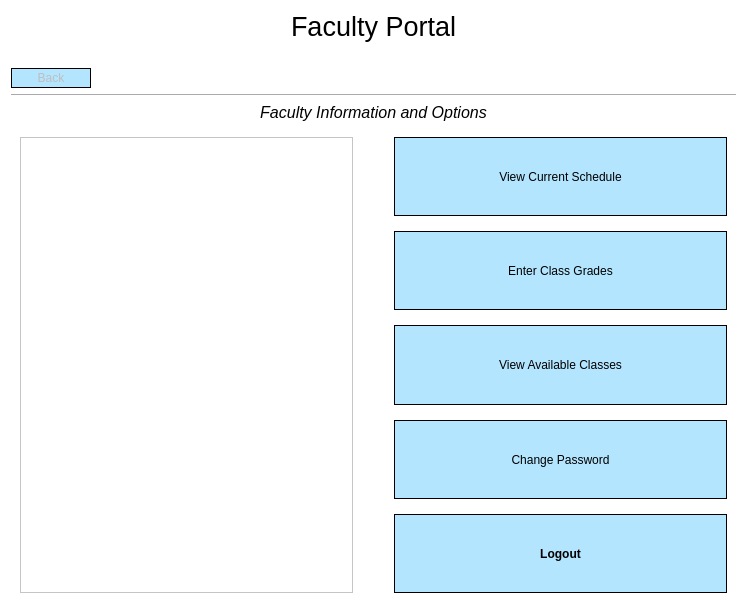
This is Form Files/facultyView.ui in alixabahena/SIMS as Qt 5 draws it before an edit. The edited form follows.
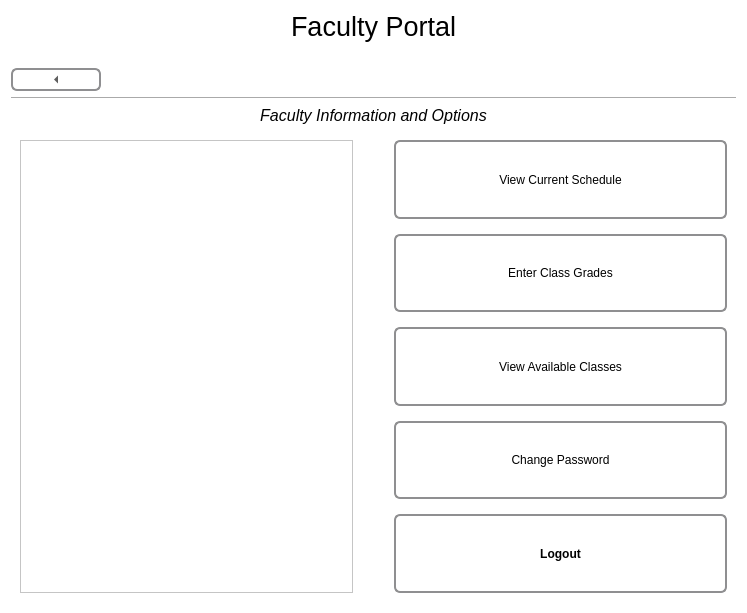
This is the edited form. Icons and pictures are not drawn.

Commit message: Changed the ui colors to grey.

```diff
--- a/Form Files/facultyView.ui
+++ b/Form Files/facultyView.ui
@@ -48,29 +48,53 @@
       </widget>
      </item>
      <item>
-      <widget class="QPushButton" name="backButton">
-       <property name="enabled">
-        <bool>false</bool>
-       </property>
-       <property name="sizePolicy">
-        <sizepolicy hsizetype="Fixed" vsizetype="Fixed">
-         <horstretch>0</horstretch>
-         <verstretch>0</verstretch>
-        </sizepolicy>
-       </property>
+      <widget class="QToolButton" name="backButton">
        <property name="minimumSize">
         <size>
-         <width>80</width>
-         <height>20</height>
+         <width>90</width>
+         <height>0</height>
         </size>
        </property>
        <property name="styleSheet">
-        <string notr="true">background-color: rgb(180, 229, 255);
-border: 1px solid black;</string>
+        <string notr="true">QToolButton { /* all types of tool button */
+    border: 2px solid #8f8f91;
+    border-radius: 6px;
+    background-color: qlineargradient(x1: 0, y1: 0, x2: 0, y2: 1,
+                                      stop: 0 #f6f7fa, stop: 1 #dadbde);
+}
+
+QToolButton[popupMode=&quot;1&quot;] { /* only for MenuButtonPopup */
+    padding-right: 20px; /* make way for the popup button */
+}
+
+QToolButton:pressed {
+    background-color: qlineargradient(x1: 0, y1: 0, x2: 0, y2: 1,
+                                      stop: 0 #dadbde, stop: 1 #f6f7fa);
+}
+
+/* the subcontrols below are used only in the MenuButtonPopup mode */
+QToolButton::menu-button {
+    border: 2px solid gray;
+    border-top-right-radius: 6px;
+    border-bottom-right-radius: 6px;
+    /* 16px width + 4px for border = 20px allocated above */
+    width: 16px;
+}
+
+QToolButton::menu-arrow {
+    image: url(downarrow.png);
+}
+
+QToolButton::menu-arrow:open {
+    top: 1px; left: 1px; /* shift it a bit */
+}</string>
        </property>
        <property name="text">
         <string>Back</string>
        </property>
+       <property name="arrowType">
+        <enum>Qt::LeftArrow</enum>
+       </property>
       </widget>
      </item>
      <item>
@@ -88,6 +112,9 @@
          <italic>true</italic>
         </font>
        </property>
+       <property name="styleSheet">
+        <string notr="true"/>
+       </property>
        <property name="text">
         <string>Faculty Information and Options</string>
        </property>
@@ -127,6 +154,9 @@
                <pointsize>12</pointsize>
               </font>
              </property>
+             <property name="styleSheet">
+              <string notr="true"/>
+             </property>
              <property name="frameShape">
               <enum>QFrame::StyledPanel</enum>
              </property>
@@ -160,7 +190,7 @@
               <number>15</number>
              </property>
              <item>
-              <widget class="QPushButton" name="viewScheduleButton">
+              <widget class="QToolButton" name="viewScheduleButton">
                <property name="sizePolicy">
                 <sizepolicy hsizetype="Expanding" vsizetype="Expanding">
                  <horstretch>0</horstretch>
@@ -168,8 +198,38 @@
                 </sizepolicy>
                </property>
                <property name="styleSheet">
-                <string notr="true">background-color: rgb(180, 229, 255);
-border: 1px solid black;</string>
+                <string notr="true">QToolButton { /* all types of tool button */
+    border: 2px solid #8f8f91;
+    border-radius: 6px;
+    background-color: qlineargradient(x1: 0, y1: 0, x2: 0, y2: 1,
+                                      stop: 0 #f6f7fa, stop: 1 #dadbde);
+}
+
+QToolButton[popupMode=&quot;1&quot;] { /* only for MenuButtonPopup */
+    padding-right: 20px; /* make way for the popup button */
+}
+
+QToolButton:pressed {
+    background-color: qlineargradient(x1: 0, y1: 0, x2: 0, y2: 1,
+                                      stop: 0 #dadbde, stop: 1 #f6f7fa);
+}
+
+/* the subcontrols below are used only in the MenuButtonPopup mode */
+QToolButton::menu-button {
+    border: 2px solid gray;
+    border-top-right-radius: 6px;
+    border-bottom-right-radius: 6px;
+    /* 16px width + 4px for border = 20px allocated above */
+    width: 16px;
+}
+
+QToolButton::menu-arrow {
+    image: url(downarrow.png);
+}
+
+QToolButton::menu-arrow:open {
+    top: 1px; left: 1px; /* shift it a bit */
+}</string>
                </property>
                <property name="text">
                 <string>View Current Schedule</string>
@@ -177,7 +237,7 @@
               </widget>
              </item>
              <item>
-              <widget class="QPushButton" name="manageScheduleButton">
+              <widget class="QToolButton" name="manageScheduleButton">
                <property name="sizePolicy">
                 <sizepolicy hsizetype="Expanding" vsizetype="Expanding">
                  <horstretch>0</horstretch>
@@ -185,8 +245,38 @@
                 </sizepolicy>
                </property>
                <property name="styleSheet">
-                <string notr="true">background-color: rgb(180, 229, 255);
-border: 1px solid black;</string>
+                <string notr="true">QToolButton { /* all types of tool button */
+    border: 2px solid #8f8f91;
+    border-radius: 6px;
+    background-color: qlineargradient(x1: 0, y1: 0, x2: 0, y2: 1,
+                                      stop: 0 #f6f7fa, stop: 1 #dadbde);
+}
+
+QToolButton[popupMode=&quot;1&quot;] { /* only for MenuButtonPopup */
+    padding-right: 20px; /* make way for the popup button */
+}
+
+QToolButton:pressed {
+    background-color: qlineargradient(x1: 0, y1: 0, x2: 0, y2: 1,
+                                      stop: 0 #dadbde, stop: 1 #f6f7fa);
+}
+
+/* the subcontrols below are used only in the MenuButtonPopup mode */
+QToolButton::menu-button {
+    border: 2px solid gray;
+    border-top-right-radius: 6px;
+    border-bottom-right-radius: 6px;
+    /* 16px width + 4px for border = 20px allocated above */
+    width: 16px;
+}
+
+QToolButton::menu-arrow {
+    image: url(downarrow.png);
+}
+
+QToolButton::menu-arrow:open {
+    top: 1px; left: 1px; /* shift it a bit */
+}</string>
                </property>
                <property name="text">
                 <string>Enter Class Grades</string>
@@ -194,7 +284,7 @@
               </widget>
              </item>
              <item>
-              <widget class="QPushButton" name="viewClassesButton">
+              <widget class="QToolButton" name="viewClassesButton">
                <property name="sizePolicy">
                 <sizepolicy hsizetype="Expanding" vsizetype="Expanding">
                  <horstretch>0</horstretch>
@@ -202,8 +292,38 @@
                 </sizepolicy>
                </property>
                <property name="styleSheet">
-                <string notr="true">background-color: rgb(180, 229, 255);
-border: 1px solid black;</string>
+                <string notr="true">QToolButton { /* all types of tool button */
+    border: 2px solid #8f8f91;
+    border-radius: 6px;
+    background-color: qlineargradient(x1: 0, y1: 0, x2: 0, y2: 1,
+                                      stop: 0 #f6f7fa, stop: 1 #dadbde);
+}
+
+QToolButton[popupMode=&quot;1&quot;] { /* only for MenuButtonPopup */
+    padding-right: 20px; /* make way for the popup button */
+}
+
+QToolButton:pressed {
+    background-color: qlineargradient(x1: 0, y1: 0, x2: 0, y2: 1,
+                                      stop: 0 #dadbde, stop: 1 #f6f7fa);
+}
+
+/* the subcontrols below are used only in the MenuButtonPopup mode */
+QToolButton::menu-button {
+    border: 2px solid gray;
+    border-top-right-radius: 6px;
+    border-bottom-right-radius: 6px;
+    /* 16px width + 4px for border = 20px allocated above */
+    width: 16px;
+}
+
+QToolButton::menu-arrow {
+    image: url(downarrow.png);
+}
+
+QToolButton::menu-arrow:open {
+    top: 1px; left: 1px; /* shift it a bit */
+}</string>
                </property>
                <property name="text">
                 <string>View Available Classes</string>
@@ -211,7 +331,7 @@
               </widget>
              </item>
              <item>
-              <widget class="QPushButton" name="changePasswordButton">
+              <widget class="QToolButton" name="changePasswordButton">
                <property name="sizePolicy">
                 <sizepolicy hsizetype="Expanding" vsizetype="Expanding">
                  <horstretch>0</horstretch>
@@ -219,8 +339,38 @@
                 </sizepolicy>
                </property>
                <property name="styleSheet">
-                <string notr="true">background-color: rgb(180, 229, 255);
-border: 1px solid black;</string>
+                <string notr="true">QToolButton { /* all types of tool button */
+    border: 2px solid #8f8f91;
+    border-radius: 6px;
+    background-color: qlineargradient(x1: 0, y1: 0, x2: 0, y2: 1,
+                                      stop: 0 #f6f7fa, stop: 1 #dadbde);
+}
+
+QToolButton[popupMode=&quot;1&quot;] { /* only for MenuButtonPopup */
+    padding-right: 20px; /* make way for the popup button */
+}
+
+QToolButton:pressed {
+    background-color: qlineargradient(x1: 0, y1: 0, x2: 0, y2: 1,
+                                      stop: 0 #dadbde, stop: 1 #f6f7fa);
+}
+
+/* the subcontrols below are used only in the MenuButtonPopup mode */
+QToolButton::menu-button {
+    border: 2px solid gray;
+    border-top-right-radius: 6px;
+    border-bottom-right-radius: 6px;
+    /* 16px width + 4px for border = 20px allocated above */
+    width: 16px;
+}
+
+QToolButton::menu-arrow {
+    image: url(downarrow.png);
+}
+
+QToolButton::menu-arrow:open {
+    top: 1px; left: 1px; /* shift it a bit */
+}</string>
                </property>
                <property name="text">
                 <string>Change Password</string>
@@ -228,7 +378,7 @@
               </widget>
              </item>
              <item>
-              <widget class="QPushButton" name="logoutButton">
+              <widget class="QToolButton" name="logoutButton">
                <property name="sizePolicy">
                 <sizepolicy hsizetype="Expanding" vsizetype="Expanding">
                  <horstretch>0</horstretch>
@@ -242,8 +392,38 @@
                 </font>
                </property>
                <property name="styleSheet">
-                <string notr="true">background-color: rgb(180, 229, 255);
-border: 1px solid black;</string>
+                <string notr="true">QToolButton { /* all types of tool button */
+    border: 2px solid #8f8f91;
+    border-radius: 6px;
+    background-color: qlineargradient(x1: 0, y1: 0, x2: 0, y2: 1,
+                                      stop: 0 #f6f7fa, stop: 1 #dadbde);
+}
+
+QToolButton[popupMode=&quot;1&quot;] { /* only for MenuButtonPopup */
+    padding-right: 20px; /* make way for the popup button */
+}
+
+QToolButton:pressed {
+    background-color: qlineargradient(x1: 0, y1: 0, x2: 0, y2: 1,
+                                      stop: 0 #dadbde, stop: 1 #f6f7fa);
+}
+
+/* the subcontrols below are used only in the MenuButtonPopup mode */
+QToolButton::menu-button {
+    border: 2px solid gray;
+    border-top-right-radius: 6px;
+    border-bottom-right-radius: 6px;
+    /* 16px width + 4px for border = 20px allocated above */
+    width: 16px;
+}
+
+QToolButton::menu-arrow {
+    image: url(downarrow.png);
+}
+
+QToolButton::menu-arrow:open {
+    top: 1px; left: 1px; /* shift it a bit */
+}</string>
                </property>
                <property name="text">
                 <string>Logout</string>
```
Left out of the diff: 303 changed lines with no effect on the pictures. The commit also changes 9 other files.
